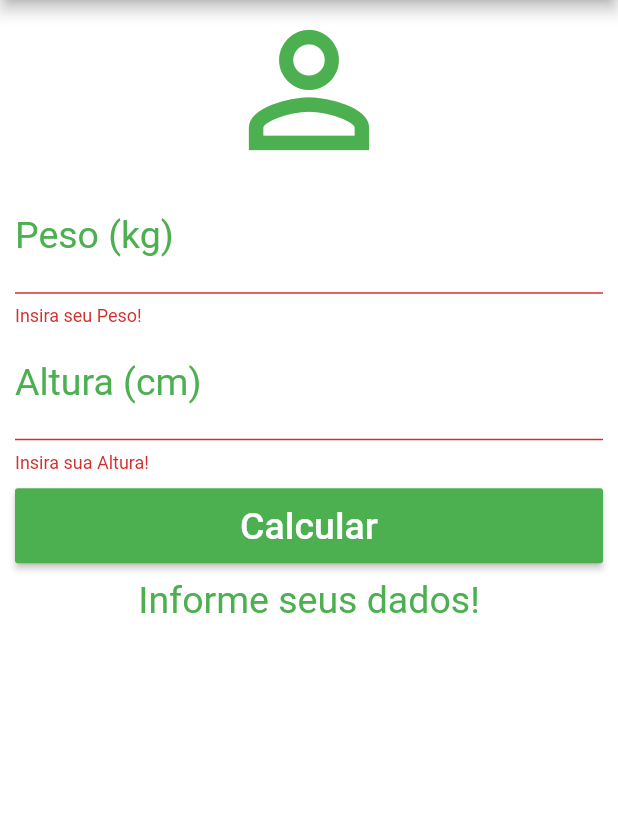
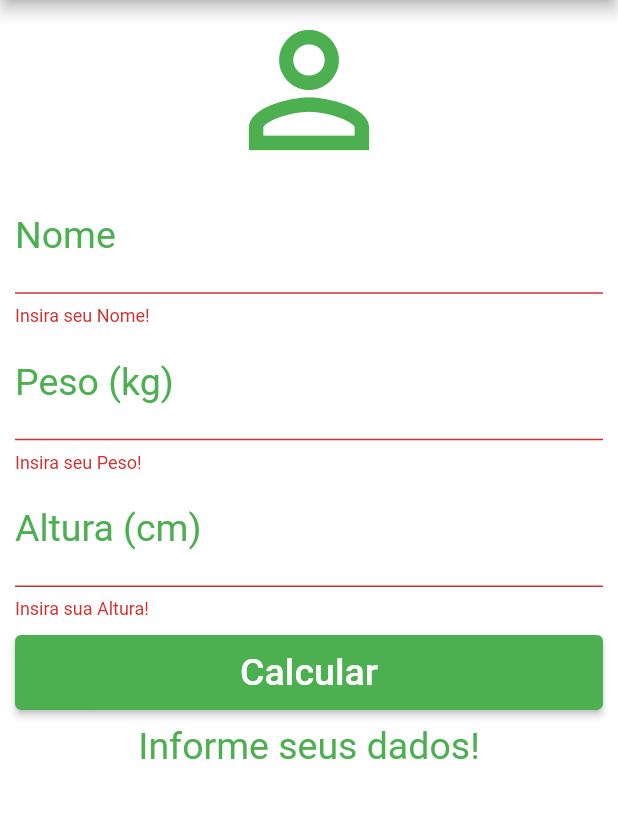
Before and after one commit to samir-turquetto/calculadora_imc, a Flutter app: the screen it shows after launch, after a tap on "Calcular", on a phone screen of 412 x 824 dp, the part 84-902 px from its top. Run offline on Flutter 3.47's test engine with Material 2 defaults, Android fonts, the phone set to English and light mode, and no system bars.

Commit message:
:sparkle: ElevatedButton

```diff
--- a/lib/main.dart
+++ b/lib/main.dart
@@ -2,7 +2,9 @@ import 'package:flutter/material.dart';
 
 void main() {
   runApp(MaterialApp(
+    title: "Calculadora de IMC",
     home: Home(),
+    debugShowCheckedModeBanner: false,
   ));
 }
 
@@ -14,6 +16,7 @@ class Home extends StatefulWidget {
 class _HomeState extends State<Home> {
   TextEditingController weightController = TextEditingController();
   TextEditingController heightController = TextEditingController();
+  TextEditingController nameController = TextEditingController();
 
   GlobalKey<FormState> _formKey = GlobalKey<FormState>();
 
@@ -22,6 +25,7 @@ class _HomeState extends State<Home> {
   void _resetFields() {
     weightController.text = "";
     heightController.text = "";
+    nameController.text = "";
     setState(() {
       _infoText = "Informe seus dados!";
     });
@@ -32,18 +36,25 @@ class _HomeState extends State<Home> {
       double weight = double.parse(weightController.text);
       double height = double.parse(heightController.text) / 100;
       double imc = weight / (height * height);
+
       if (imc < 18.6) {
-        _infoText = "Abaixo do Peso (${imc.toStringAsPrecision(4)})";
+        _infoText =
+            "${nameController.text} está abaixo do \npeso (${imc.toStringAsPrecision(4)})";
       } else if (imc >= 18.6 && imc < 24.9) {
-        _infoText = "Peso Ideal (${imc.toStringAsPrecision(4)})";
+        _infoText =
+            "${nameController.text} está com o \npeso ideal (${imc.toStringAsPrecision(4)})";
       } else if (imc >= 24.9 && imc < 29.9) {
-        _infoText = "Levemente Acima do Peso (${imc.toStringAsPrecision(4)})";
+        _infoText =
+            "${nameController.text} está \nlevemente acima do peso (${imc.toStringAsPrecision(4)})";
       } else if (imc >= 29.9 && imc < 34.9) {
-        _infoText = "Obesidade Grau I (${imc.toStringAsPrecision(4)})";
+        _infoText =
+            "${nameController.text} está com \nobesidade grau I (${imc.toStringAsPrecision(4)})";
       } else if (imc >= 34.9 && imc < 39.9) {
-        _infoText = "Obesidade Grau II (${imc.toStringAsPrecision(4)})";
+        _infoText =
+            "${nameController.text} está com \nobesidade grau II (${imc.toStringAsPrecision(4)})";
       } else if (imc >= 40) {
-        _infoText = "Obesidade Grau III (${imc.toStringAsPrecision(4)})";
+        _infoText =
+            "${nameController.text} está com \nobesidade grau III (${imc.toStringAsPrecision(4)})";
       }
     });
   }
@@ -71,6 +82,20 @@ class _HomeState extends State<Home> {
             crossAxisAlignment: CrossAxisAlignment.stretch,
             children: <Widget>[
               Icon(Icons.person_outline, size: 120.0, color: Colors.green),
+              TextFormField(
+                keyboardType: TextInputType.name,
+                decoration: InputDecoration(
+                    labelText: "Nome",
+                    labelStyle: TextStyle(color: Colors.green)),
+                textAlign: TextAlign.center,
+                style: TextStyle(color: Colors.green, fontSize: 25.0),
+                controller: nameController,
+                validator: (value) {
+                  if (value!.isEmpty) {
+                    return "Insira seu Nome!";
+                  }
+                },
+              ),
               TextFormField(
                 keyboardType: TextInputType.number,
                 decoration: InputDecoration(
@@ -103,7 +128,7 @@ class _HomeState extends State<Home> {
                 padding: EdgeInsets.only(top: 10.0, bottom: 10.0),
                 child: Container(
                   height: 50.0,
-                  child: RaisedButton(
+                  child: ElevatedButton(
                     onPressed: () {
                       if (_formKey.currentState!.validate()) {
                         _calculate();
@@ -113,7 +138,7 @@ class _HomeState extends State<Home> {
                       "Calcular",
                       style: TextStyle(color: Colors.white, fontSize: 25.0),
                     ),
-                    color: Colors.green,
+                    style: ElevatedButton.styleFrom(primary: Colors.green),
                   ),
                 ),
               ),
```
